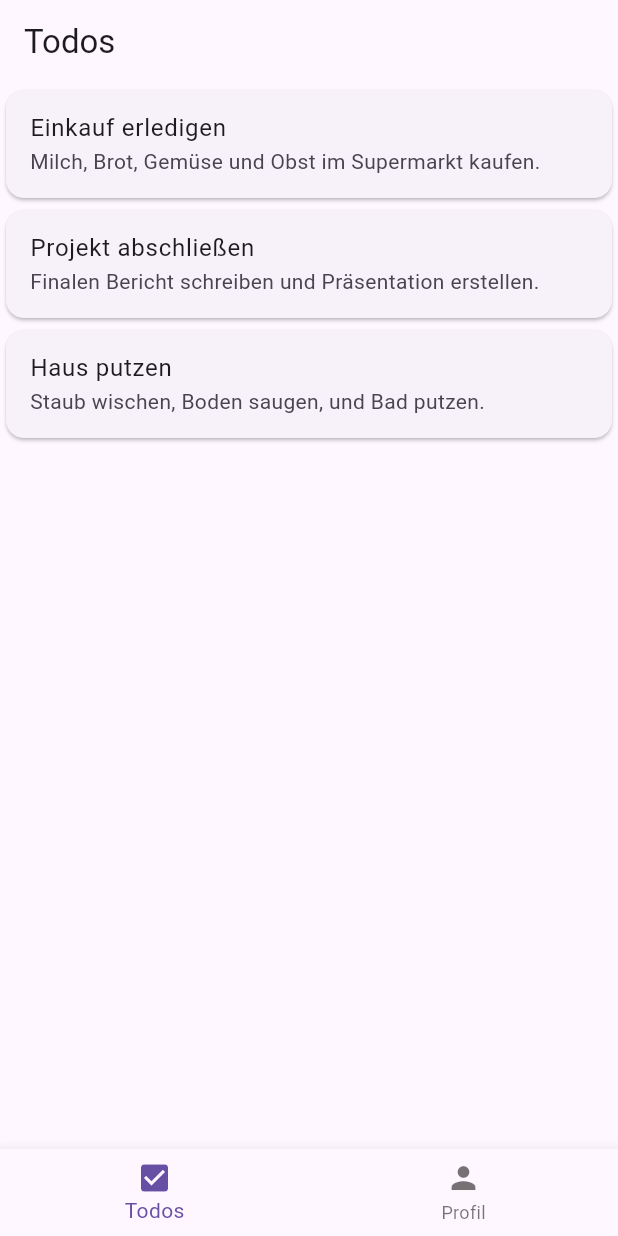
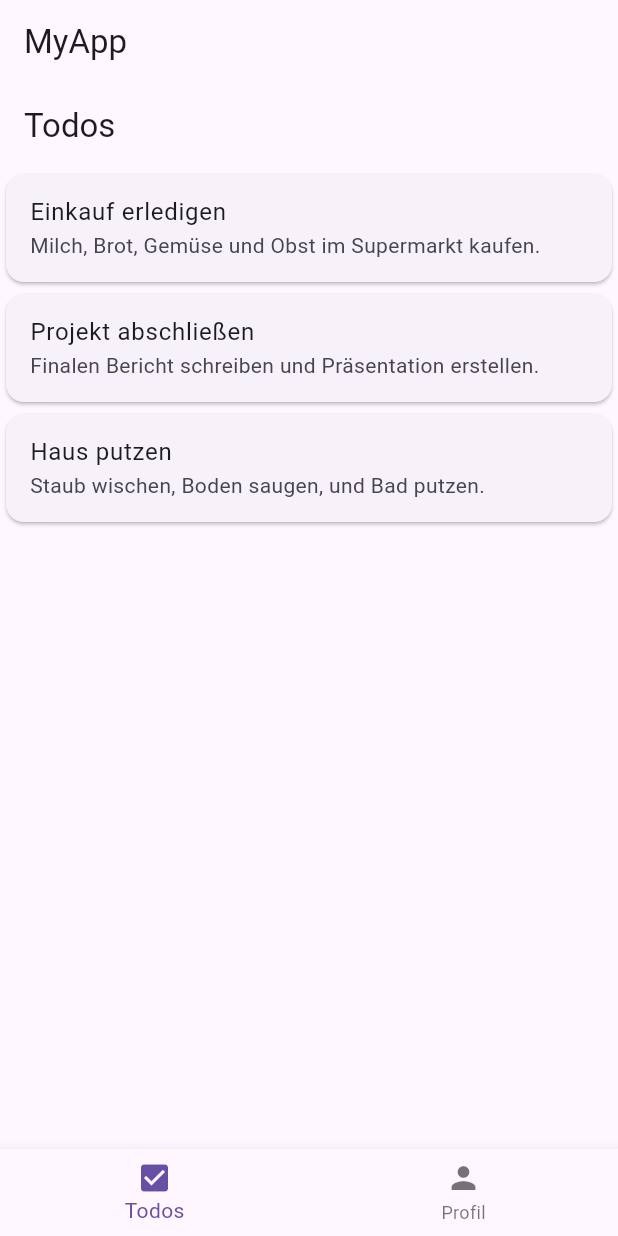
Before and after one commit to PartyPapi/sheet_4_6_3, a Flutter app: the screen it shows after launch, on a phone screen of 412 x 824 dp. Run offline on Flutter 3.47's test engine with Material 3 defaults, Android fonts, the phone set to English and light mode, and no system bars.

Commit message:
A4 added, App not running on Android sim

```diff
--- a/lib/main.dart
+++ b/lib/main.dart
@@ -1,6 +1,5 @@
 import 'package:flutter/material.dart';
-import 'src/feature/todos/presentation/todo_screen.dart';
-import 'src/feature/profile/presentation/profile_screen.dart';
+import 'src/feature/app_home/presentation/app_home.dart';
 
 void main() {
   runApp(MyApp());
@@ -11,42 +10,7 @@ class MyApp extends StatelessWidget {
   Widget build(BuildContext context) {
     return MaterialApp(
       title: 'MyApp',
-      home: NavigationController(),
+      home: AppHome(),
     );
   }
 }
-
-class NavigationController extends StatefulWidget {
-  @override
-  _NavigationControllerState createState() => _NavigationControllerState();
-}
-
-class _NavigationControllerState extends State<NavigationController> {
-  int _selectedIndex = 0;
-
-  static List<Widget> _widgetOptions = <Widget>[
-    TodosScreen(),
-    ProfileScreen(),
-  ];
-
-  void _onItemTapped(int index) {
-    setState(() {
-      _selectedIndex = index;
-    });
-  }
-
-  @override
-  Widget build(BuildContext context) {
-    return Scaffold(
-      body: _widgetOptions.elementAt(_selectedIndex),
-      bottomNavigationBar: BottomNavigationBar(
-        items: const <BottomNavigationBarItem>[
-          BottomNavigationBarItem(icon: Icon(Icons.check_box), label: 'Todos'),
-          BottomNavigationBarItem(icon: Icon(Icons.person), label: 'Profil'),
-        ],
-        currentIndex: _selectedIndex,
-        onTap: _onItemTapped,
-      ),
-    );
-  }
-}
--- /dev/null
+++ b/lib/src/feature/app_home/presentation/app_home.dart
@@ -0,0 +1,41 @@
+import 'package:flutter/material.dart';
+import '../../todos/presentation/todo_screen.dart';
+import '../../profile/presentation/profile_screen.dart';
+
+class AppHome extends StatefulWidget {
+  @override
+  _AppHomeState createState() => _AppHomeState();
+}
+
+class _AppHomeState extends State<AppHome> {
+  int _currentIndex = 0;
+
+  final List<Widget> _screens = [
+    TodosScreen(),
+    ProfileScreen(),
+  ];
+
+  void _onDestinationSelected(int index) {
+    setState(() {
+      _currentIndex = index;
+    });
+  }
+
+  @override
+  Widget build(BuildContext context) {
+    return Scaffold(
+      appBar: AppBar(
+        title: Text('MyApp'),
+      ),
+      body: _screens[_currentIndex],
+      bottomNavigationBar: BottomNavigationBar(
+        items: const <BottomNavigationBarItem>[
+          BottomNavigationBarItem(icon: Icon(Icons.check_box), label: 'Todos'),
+          BottomNavigationBarItem(icon: Icon(Icons.person), label: 'Profil'),
+        ],
+        currentIndex: _currentIndex,
+        onTap: _onDestinationSelected,
+      ),
+    );
+  }
+}
```
